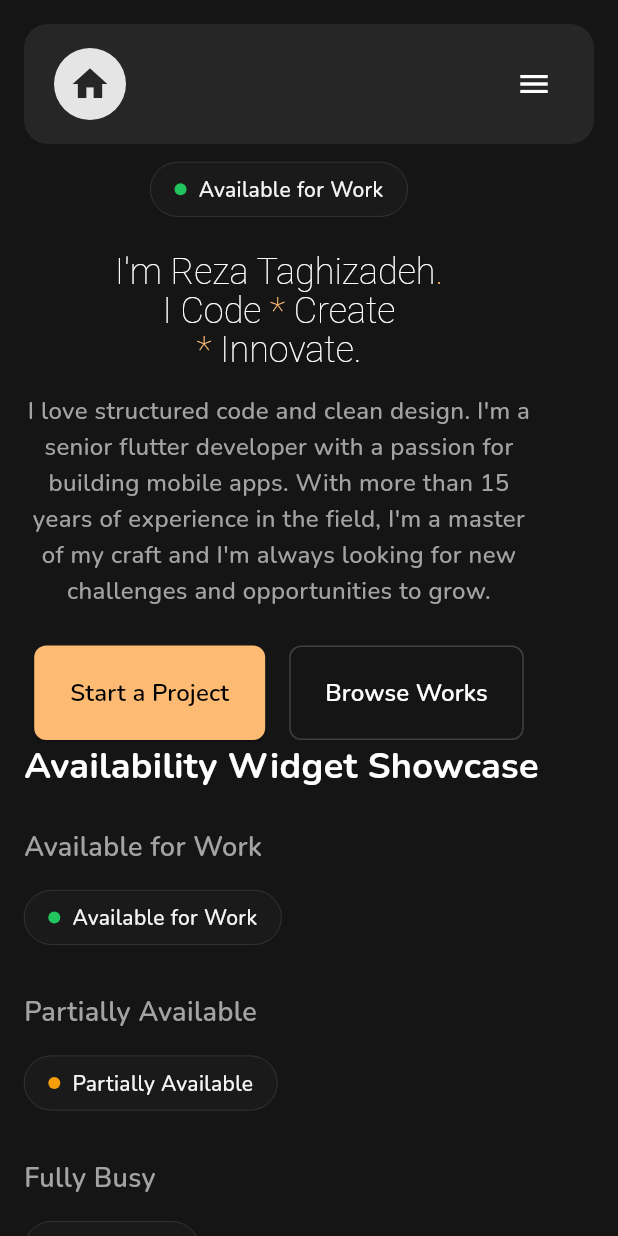
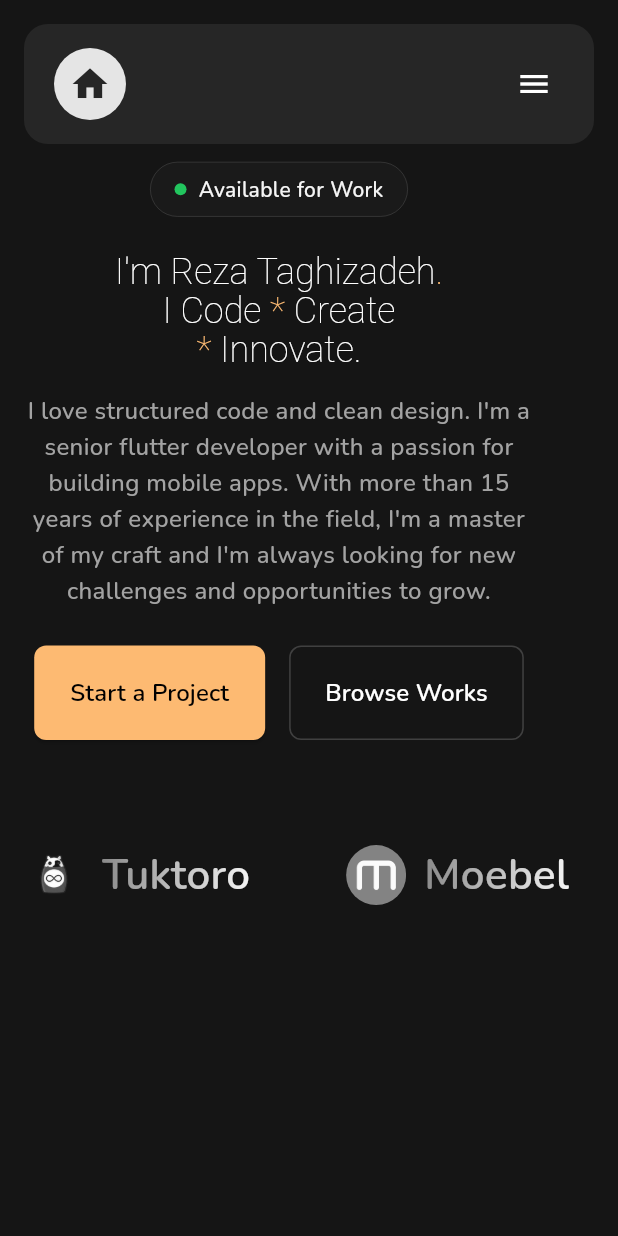
Before and after one commit to alirezat66/portfo, a Flutter app: the screen it shows after launch, on a phone screen of 412 x 824 dp. Run offline on Flutter 3.47's test engine with Material 3 defaults, Android fonts, the phone set to English and light mode, and no system bars; our stand-ins replace equatable, flutter_bloc, flutter_svg, get_it, go_router, google_fonts and 1 more.

Commit message:
Add company logos and implement CompanyListView widget for showcasing partner companies on the home page. Update pubspec.yaml to include new image assets and generate asset paths.

```diff
--- a/lib/core/gen/assets.gen.dart
+++ b/lib/core/gen/assets.gen.dart
@@ -33,6 +33,9 @@ class $AssetsIconsGen {
 class $AssetsImagesGen {
   const $AssetsImagesGen();
 
+  /// Directory path: assets/images/companies
+  $AssetsImagesCompaniesGen get companies => const $AssetsImagesCompaniesGen();
+
   /// File path: assets/images/profile_image.png
   AssetGenImage get profileImage =>
       const AssetGenImage('assets/images/profile_image.png');
@@ -43,6 +46,54 @@ class $AssetsImagesGen {
 
   /// List of all assets
   List<AssetGenImage> get values => [profileImage, profileImageHover];
+}
+
+class $AssetsImagesCompaniesGen {
+  const $AssetsImagesCompaniesGen();
+
+  /// File path: assets/images/companies/armancoders.png
+  AssetGenImage get armancoders =>
+      const AssetGenImage('assets/images/companies/armancoders.png');
+
+  /// File path: assets/images/companies/delta.png
+  AssetGenImage get delta =>
+      const AssetGenImage('assets/images/companies/delta.png');
+
+  /// File path: assets/images/companies/igmu.jpeg
+  AssetGenImage get igmuJpeg =>
+      const AssetGenImage('assets/images/companies/igmu.jpeg');
+
+  /// File path: assets/images/companies/igmu.png
+  AssetGenImage get igmuPng =>
+      const AssetGenImage('assets/images/companies/igmu.png');
+
+  /// File path: assets/images/companies/itboost.png
+  AssetGenImage get itboost =>
+      const AssetGenImage('assets/images/companies/itboost.png');
+
+  /// File path: assets/images/companies/moebel.png
+  AssetGenImage get moebel =>
+      const AssetGenImage('assets/images/companies/moebel.png');
+
+  /// File path: assets/images/companies/remote_derm.png
+  AssetGenImage get remoteDerm =>
+      const AssetGenImage('assets/images/companies/remote_derm.png');
+
+  /// File path: assets/images/companies/tuktoro.png
+  AssetGenImage get tuktoro =>
+      const AssetGenImage('assets/images/companies/tuktoro.png');
+
+  /// List of all assets
+  List<AssetGenImage> get values => [
+        armancoders,
+        delta,
+        igmuJpeg,
+        igmuPng,
+        itboost,
+        moebel,
+        remoteDerm,
+        tuktoro
+      ];
 }
 
 class Assets {
--- /dev/null
+++ b/lib/core/view/widgets/company_widget.dart
@@ -0,0 +1,56 @@
+import 'package:flutter/material.dart';
+import 'package:portfolio/core/view/increase_hover_ext.dart';
+import 'package:url_launcher/url_launcher.dart';
+
+class CompanyWidget extends StatelessWidget {
+  final String name;
+  final String logo;
+  final String url;
+  const CompanyWidget(
+      {super.key, required this.name, required this.logo, required this.url});
+
+  @override
+  Widget build(BuildContext context) {
+    return GestureDetector(
+      onTap: () {
+        launchUrl(Uri.parse(url));
+      },
+      child: Row(
+        spacing: 12,
+        children: [
+          ColorFiltered(
+            colorFilter: const ColorFilter.matrix([
+              0.2126, 0.7152, 0.0722, 0, 0, // Red channel
+              0.2126, 0.7152, 0.0722, 0, 0, // Green channel
+              0.2126, 0.7152, 0.0722, 0, 0, // Blue channel
+              0, 0, 0, 1, 0, // Alpha channel
+            ]),
+            child: CircleAvatar(
+              radius: 20,
+              backgroundImage: AssetImage(logo),
+              backgroundColor: Colors.transparent,
+            ),
+          ),
+          ShaderMask(
+            shaderCallback: (bounds) => const LinearGradient(
+              begin: Alignment.centerLeft,
+              end: Alignment.centerRight,
+              colors: [
+                Color(0xFF8A8A8A), // Dark white
+                Color(0xFFF5F5F5), // Light white
+              ],
+            ).createShader(bounds),
+            child: Text(
+              name,
+              style: const TextStyle(
+                fontSize: 28,
+                fontWeight: FontWeight.w600,
+                color: Colors.white, // This will be masked by the gradient
+              ),
+            ),
+          ),
+        ],
+      ),
+    ).increaseSizeOnHover(1.2);
+  }
+}
--- /dev/null
+++ b/lib/features/companies/company_list_view.dart
@@ -0,0 +1,63 @@
+import 'package:flutter/cupertino.dart';
+import 'package:portfolio/core/gen/assets.gen.dart';
+import 'package:portfolio/core/view/widgets/company_widget.dart';
+
+class CompanyListView extends StatelessWidget {
+  const CompanyListView({super.key});
+
+  @override
+  Widget build(BuildContext context) {
+    return SizedBox(
+      height: 100,
+      child: ListView.separated(
+        separatorBuilder: (context, index) => const SizedBox(width: 64),
+        itemCount: companies.length,
+        scrollDirection: Axis.horizontal,
+        itemBuilder: (context, index) {
+          final company = companies[index];
+          return CompanyWidget(
+              name: company.name, logo: company.logo, url: company.url);
+        },
+      ),
+    );
+  }
+}
+
+class Company {
+  final String name;
+  final String logo;
+  final String url;
+
+  Company({required this.name, required this.logo, required this.url});
+}
+
+final companies = [
+  Company(
+      name: 'Tuktoro',
+      logo: Assets.images.companies.tuktoro.path,
+      url: 'https://tuktoro.com/en'),
+  Company(
+      name: 'Moebel',
+      logo: Assets.images.companies.moebel.path,
+      url: 'https://www.moebel.de'),
+  Company(
+      name: 'It boosts',
+      logo: Assets.images.companies.itboost.path,
+      url: 'https://itboost.com.au/'),
+  Company(
+      name: 'Remote Derm',
+      logo: Assets.images.companies.remoteDerm.path,
+      url: 'https://www.remotederm.ca'),
+  Company(
+      name: 'Igmu',
+      logo: Assets.images.companies.igmuPng.path,
+      url: 'https://www.linkedin.com/company/igmu/'),
+  Company(
+      name: 'Delta',
+      logo: Assets.images.companies.delta.path,
+      url: 'https://delta.ir/tehran'),
+  Company(
+      name: 'Armancoders',
+      logo: Assets.images.companies.armancoders.path,
+      url: 'https://www.linkedin.com/company/armancoders/posts/?feedView=all'),
+];
--- a/lib/features/home/view/home_page.dart
+++ b/lib/features/home/view/home_page.dart
@@ -1,6 +1,7 @@
 import 'package:flutter/material.dart';
 import 'package:flutter_bloc/flutter_bloc.dart';
 import 'package:portfolio/core/view/theme/theme_extension.dart';
+import 'package:portfolio/features/companies/company_list_view.dart';
 import 'package:portfolio/features/home/spotlight/spotlight_view.dart';
 import 'package:portfolio/features/home/spotlight/widgets/profile_highlights.dart';
 import 'package:portfolio/features/home/spotlight/widgets/profile_image.dart';
@@ -37,19 +38,10 @@ class HomeView extends StatelessWidget {
             child: ResponsiveContent(
               child: Column(
                 crossAxisAlignment: CrossAxisAlignment.start,
+                spacing: 40,
                 children: [
                   const SpotlightView(),
-                  const Text(
-                    'Availability Widget Showcase',
-                    style: TextStyle(
-                      fontSize: 24,
-                      fontWeight: FontWeight.bold,
-                      color: Colors.white,
-                    ),
-                  ),
-                  const SizedBox(height: 24),
-                  _buildAvailabilityShowcase(context),
-                  const SizedBox(height: 24),
+                  const CompanyListView(),
                 ],
               ),
             ),
--- a/pubspec.yaml
+++ b/pubspec.yaml
@@ -35,6 +35,7 @@ flutter:
   assets:
     - assets/icons/
     - assets/images/
+    - assets/images/companies/
 flutter_gen:
   output: lib/core/gen/
   line_length: 80
```
Also changed, not shown: assets/images/companies/armancoders.png (added), assets/images/companies/delta.png (added), assets/images/companies/igmu.png (added), assets/images/companies/itboost.png (added), assets/images/companies/moebel.png (added), assets/images/companies/remote_derm.png (added), assets/images/companies/tuktoro.png (added).
